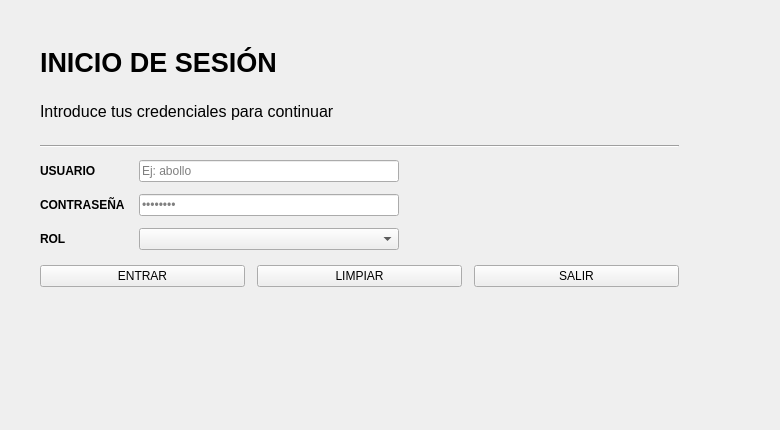
The window that ui/login.ui (ValkoinenKissa/PySide6-SQLAlchemy-StudentGrades) describes before a commit, drawn with Qt 5.
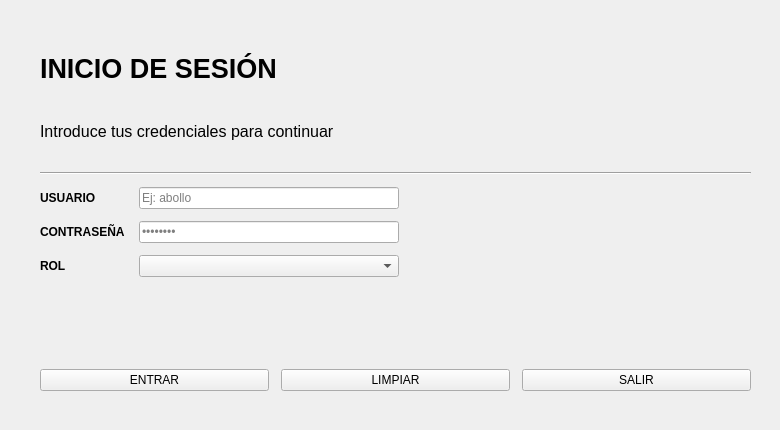
The same window after the commit. Icons and pictures are not drawn.

Commit message: Updated class names in login.ui

```diff
--- a/ui/login.ui
+++ b/ui/login.ui
@@ -24,10 +24,11 @@
     <rect>
      <x>20</x>
      <y>20</y>
-     <width>679</width>
-     <height>287</height>
+     <width>751</width>
+     <height>391</height>
     </rect>
    </property>
+
    <layout class="QVBoxLayout" name="mainLayout">
     <property name="spacing">
      <number>12</number>
@@ -55,17 +56,10 @@
          <number>6</number>
         </property>
         <item>
-         <widget class="QLabel" name="titleLabel">
-          <property name="sizePolicy">
-           <sizepolicy hsizetype="Preferred" vsizetype="Preferred">
-            <horstretch>0</horstretch>
-            <verstretch>0</verstretch>
-           </sizepolicy>
-          </property>
+         <widget class="QLabel" name="lblTitle">
           <property name="font">
            <font>
             <pointsize>20</pointsize>
-            <weight>75</weight>
             <bold>true</bold>
            </font>
           </property>
@@ -73,7 +67,7 @@
            <string>INICIO DE SESIÓN</string>
           </property>
           <property name="alignment">
-           <set>Qt::AlignLeading|Qt::AlignLeft|Qt::AlignVCenter</set>
+           <set>Qt::AlignLeft|Qt::AlignVCenter</set>
           </property>
          </widget>
         </item>
@@ -88,7 +82,7 @@
            <string>Introduce tus credenciales para continuar</string>
           </property>
           <property name="alignment">
-           <set>Qt::AlignLeading|Qt::AlignLeft|Qt::AlignVCenter</set>
+           <set>Qt::AlignLeft|Qt::AlignVCenter</set>
           </property>
          </widget>
         </item>
@@ -98,13 +92,13 @@
        <widget class="QLabel" name="logoLabel">
         <property name="minimumSize">
          <size>
-          <width>250</width>
+          <width>140</width>
           <height>90</height>
          </size>
         </property>
         <property name="maximumSize">
          <size>
-          <width>180</width>
+          <width>220</width>
           <height>120</height>
          </size>
         </property>
@@ -134,10 +128,7 @@
     <item>
      <layout class="QFormLayout" name="formLayout">
       <property name="labelAlignment">
-       <set>Qt::AlignLeading|Qt::AlignLeft|Qt::AlignVCenter</set>
-      </property>
-      <property name="formAlignment">
-       <set>Qt::AlignLeading|Qt::AlignLeft|Qt::AlignTop</set>
+       <set>Qt::AlignLeft|Qt::AlignVCenter</set>
       </property>
       <property name="horizontalSpacing">
        <number>14</number>
@@ -149,7 +140,6 @@
        <widget class="QLabel" name="userLabel">
         <property name="font">
          <font>
-          <weight>75</weight>
           <bold>true</bold>
          </font>
         </property>
@@ -175,7 +165,6 @@
        <widget class="QLabel" name="passwordLabel">
         <property name="font">
          <font>
-          <weight>75</weight>
           <bold>true</bold>
          </font>
         </property>
@@ -204,7 +193,6 @@
        <widget class="QLabel" name="roleLabel">
         <property name="font">
          <font>
-          <weight>75</weight>
           <bold>true</bold>
          </font>
         </property>
```
Left out of the diff: 52 changed lines with no effect on the pictures.
